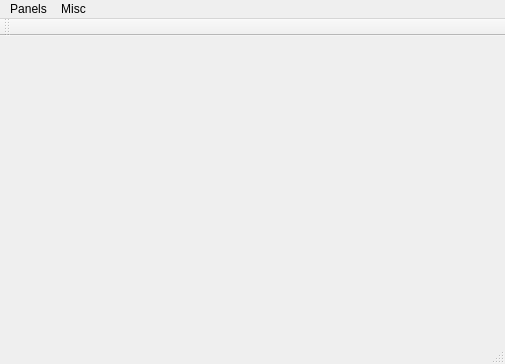
Qt form KCApp/kcmainwindow.ui (louvainlinux/KapCompta) before a commit.
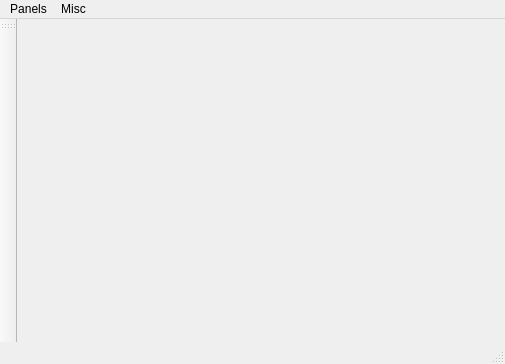
The same form after that commit.

```diff
--- a/KCApp/kcmainwindow.ui
+++ b/KCApp/kcmainwindow.ui
@@ -45,7 +45,7 @@
     <enum>Qt::ToolButtonTextUnderIcon</enum>
    </property>
    <attribute name="toolBarArea">
-    <enum>TopToolBarArea</enum>
+    <enum>LeftToolBarArea</enum>
    </attribute>
    <attribute name="toolBarBreak">
     <bool>false</bool>
```
